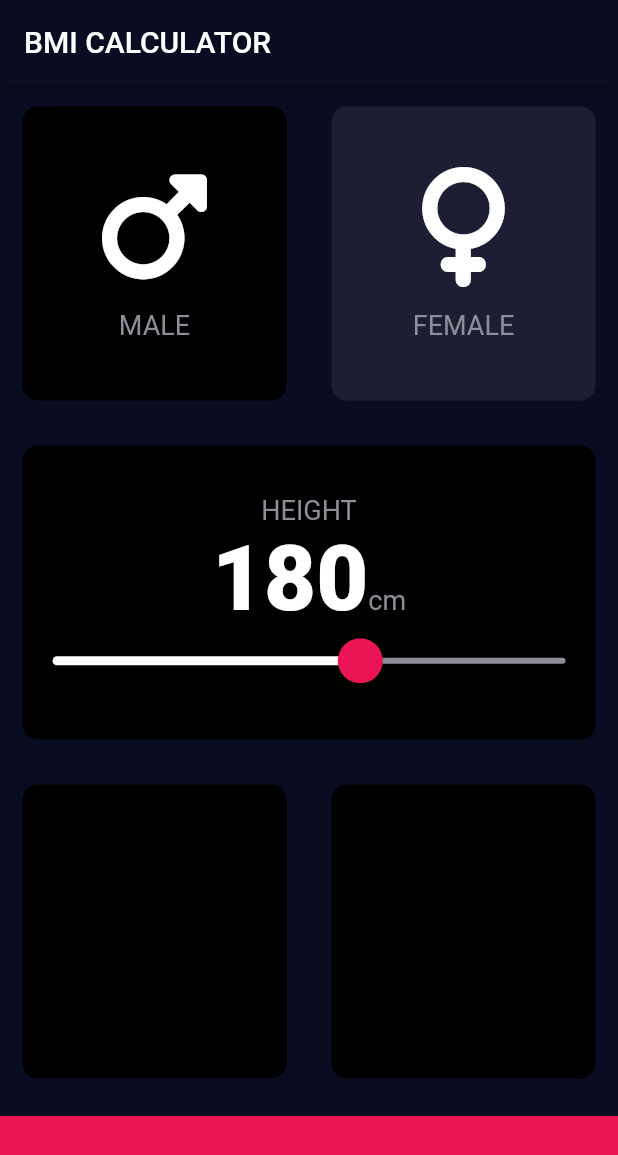
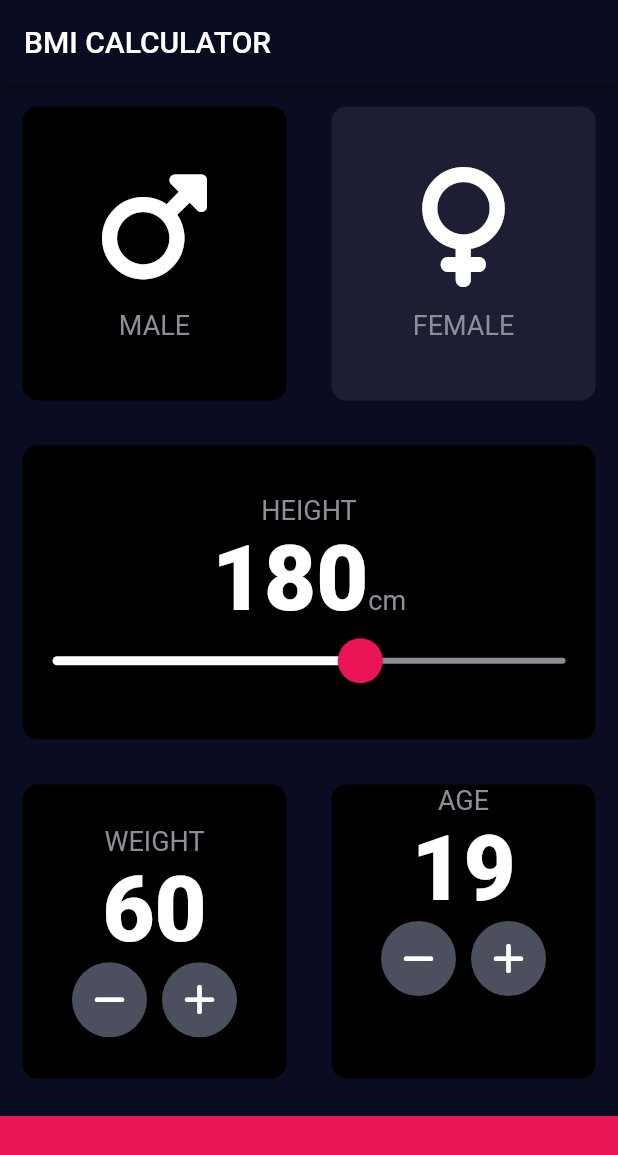
Before and after one commit to cZ-1004/bmi_cz, a Flutter app: the screen it shows after launch, on a phone screen of 412 x 824 dp. Shown: the top 1155 px of the screen. Run offline on Flutter 3.47's test engine with Material 2 defaults, Android fonts, the phone set to English and light mode, and no system bars; our stand-ins replace font_awesome_flutter.

Commit message:
Weight and Age cards completed

```diff
--- a/lib/input_page.dart
+++ b/lib/input_page.dart
@@ -17,6 +17,8 @@ class InputPage extends StatefulWidget {
 class _InputPageState extends State<InputPage> {
   Gender? selectedGender;
   int height = 180;
+  int weight = 60;
+  int age = 19;
 
   @override
   Widget build(BuildContext context) {
@@ -112,11 +114,89 @@ class _InputPageState extends State<InputPage> {
                 Expanded(
                   child: ReusableCard(
                     colour: kInactiveCardBg,
+                    cardChild: Column(
+                      mainAxisAlignment: MainAxisAlignment.center,
+                      children: <Widget>[
+                        Text('WEIGHT', style: kTextStyle),
+                        Text(weight.toString(), style: kTextStyleLarge),
+                        Row(
+                          mainAxisAlignment: MainAxisAlignment.center,
+                          children: [
+                            RoundIconButton(
+                              icon: FontAwesomeIcons.minus,
+                              onPressed: () {
+                                setState(() {
+                                  if (weight > 30) {
+                                    weight--;
+                                  } else {
+                                    weight = 30;
+                                  }
+                                });
+                              },
+                            ),
+                            SizedBox(
+                              width: 10.0,
+                            ),
+                            RoundIconButton(
+                              icon: FontAwesomeIcons.plus,
+                              onPressed: () {
+                                setState(() {
+                                  weight++;
+                                });
+                              },
+                            ),
+                          ],
+                        ),
+                      ],
+                    ),
                   ),
                 ),
                 Expanded(
-                  child: ReusableCard(
-                    colour: kInactiveCardBg,
+                  child: Row(
+                    children: [
+                      Expanded(
+                        child: ReusableCard(
+                          colour: kInactiveCardBg,
+                          cardChild: Column(
+                            children: [
+                              Text(
+                                'AGE',
+                                style: kTextStyle,
+                              ),
+                              Text(age.toString(), style: kTextStyleLarge),
+                              Row(
+                                mainAxisAlignment: MainAxisAlignment.center,
+                                children: [
+                                  RoundIconButton(
+                                    icon: FontAwesomeIcons.minus,
+                                    onPressed: () {
+                                      setState(() {
+                                        if (age > 15) {
+                                          age--;
+                                        } else {
+                                          age = 15;
+                                        }
+                                      });
+                                    },
+                                  ),
+                                  SizedBox(
+                                    width: 10.0,
+                                  ),
+                                  RoundIconButton(
+                                    icon: FontAwesomeIcons.plus,
+                                    onPressed: () {
+                                      setState(() {
+                                        age++;
+                                      });
+                                    },
+                                  ),
+                                ],
+                              )
+                            ],
+                          ),
+                        ),
+                      ),
+                    ],
                   ),
                 ),
               ],
@@ -131,3 +211,22 @@ class _InputPageState extends State<InputPage> {
         ));
   }
 }
+
+class RoundIconButton extends StatelessWidget {
+  RoundIconButton({required this.icon, required this.onPressed});
+
+  final IconData icon;
+  final VoidCallback onPressed;
+
+  @override
+  Widget build(BuildContext context) {
+    return RawMaterialButton(
+      child: Icon(icon),
+      elevation: 0.0,
+      constraints: BoxConstraints.tightFor(width: 50.0, height: 50.0),
+      onPressed: onPressed,
+      shape: CircleBorder(),
+      fillColor: Color(0xFF4C4F5E),
+    );
+  }
+}
```
